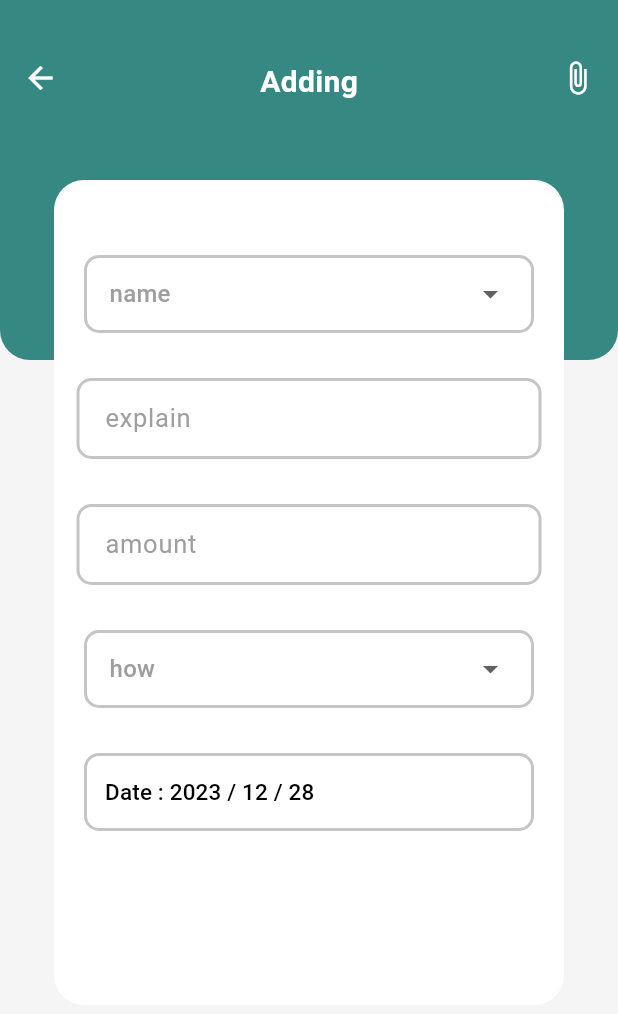
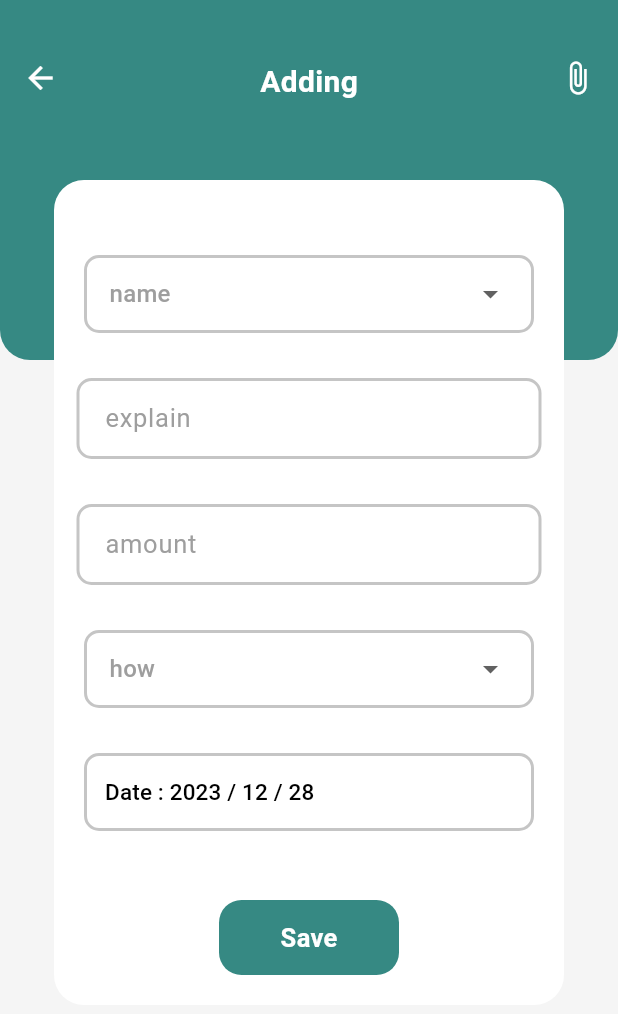
Before and after one commit to ttnppedr/first-finance-app, a Flutter app: the AddScreen screen opened directly, on a phone screen of 412 x 824 dp. Shown: the top 1014 px of the screen. Run offline on Flutter 3.47's test engine with Material 3 defaults, Android fonts, the phone set to English and light mode, and no system bars; our stand-ins replace syncfusion_flutter_charts.

Commit message:
Add save button in add screen

```diff
--- a/lib/widgets/add.dart
+++ b/lib/widgets/add.dart
@@ -73,6 +73,29 @@ class _AddScreenState extends State<AddScreen> {
           how(),
           SizedBox(height: 30),
           datetime(),
+          Spacer(),
+          GestureDetector(
+            onTap: () {},
+            child: Container(
+              alignment: Alignment.center,
+              decoration: BoxDecoration(
+                color: Color(0xFF368983),
+                borderRadius: BorderRadius.circular(15),
+              ),
+              width: 120,
+              height: 50,
+              child: Text(
+                'Save',
+                style: TextStyle(
+                  fontFamily: 'f',
+                  color: Colors.white,
+                  fontSize: 17,
+                  fontWeight: FontWeight.w600,
+                ),
+              ),
+            ),
+          ),
+          SizedBox(height: 20),
         ],
       ),
     );
```
